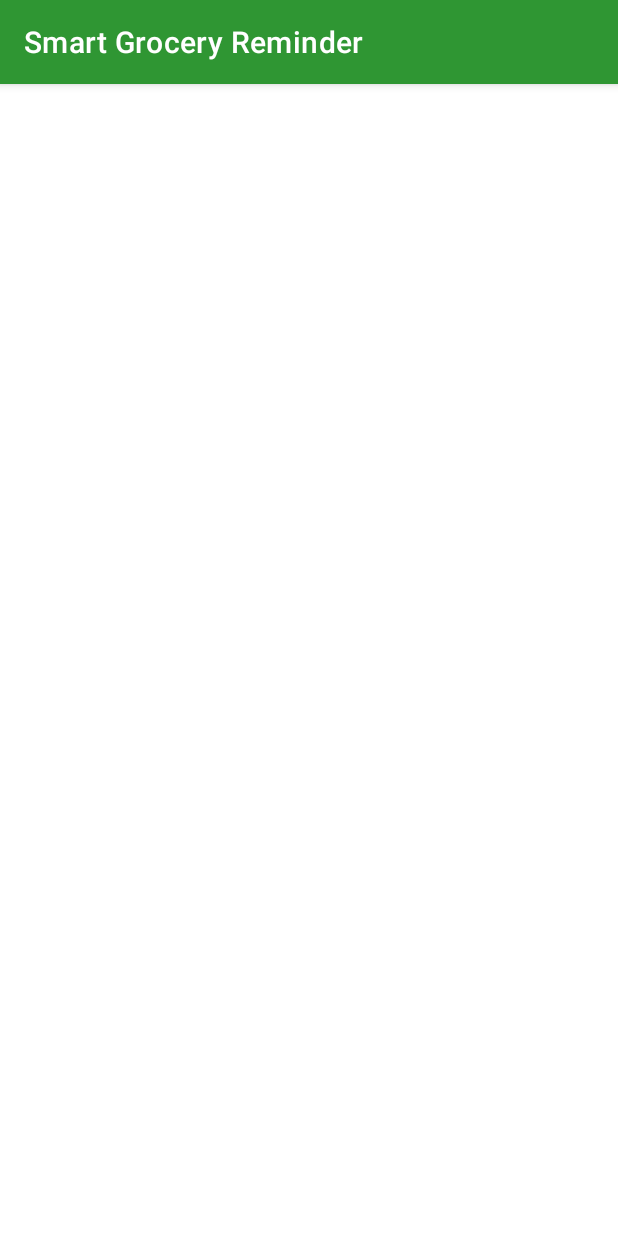
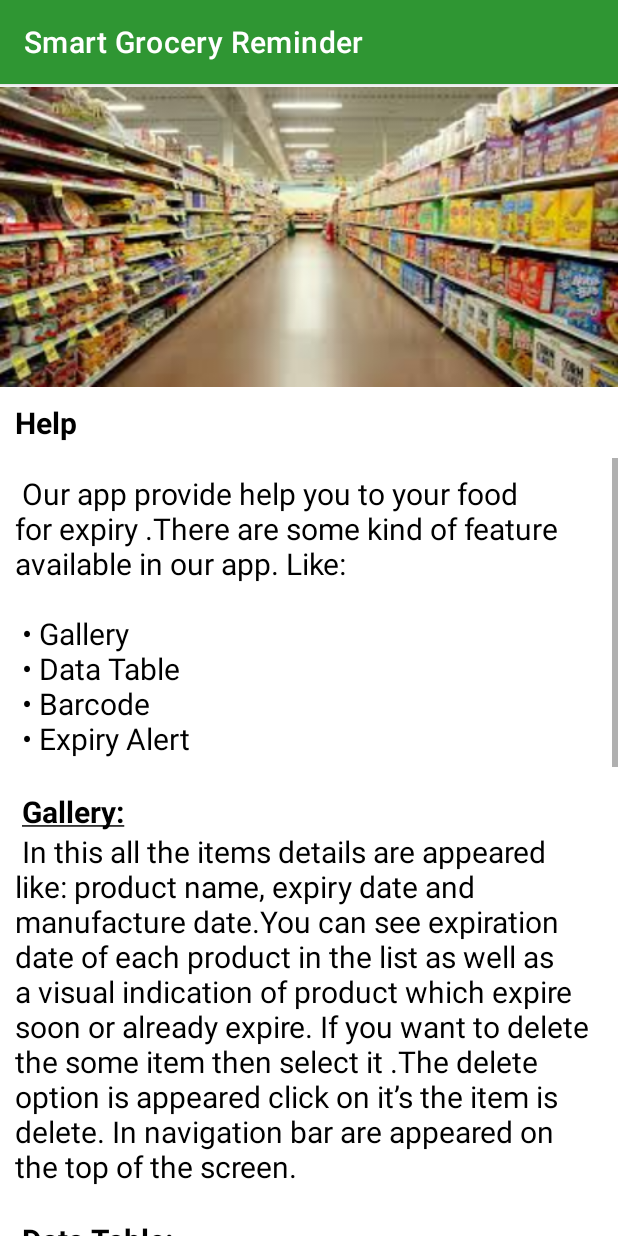
Before and after one commit to in-techouse/smart-grocery-manager, an Android app: the Help screen opened directly, with no data from a screen before it, on a phone screen of 412 x 824 dp. Run offline under Robolectric (Android 15) with nearby library versions, the phone set to English and light mode, and no system bars.

Commit message:
help page added

```diff
--- a/app/src/main/res/layout/activity_help.xml
+++ b/app/src/main/res/layout/activity_help.xml
@@ -1,9 +1,50 @@
 <?xml version="1.0" encoding="utf-8"?>
-<androidx.constraintlayout.widget.ConstraintLayout xmlns:android="http://schemas.android.com/apk/res/android"
-    xmlns:app="http://schemas.android.com/apk/res-auto"
+<RelativeLayout xmlns:android="http://schemas.android.com/apk/res/android"
     xmlns:tools="http://schemas.android.com/tools"
     android:layout_width="match_parent"
     android:layout_height="match_parent"
+    android:orientation="vertical"
     tools:context=".activities.Help">
 
-</androidx.constraintlayout.widget.ConstraintLayout>
+    <ImageView
+        android:layout_width="match_parent"
+        android:layout_height="200dp"
+        android:layout_alignParentTop="true"
+        android:layout_marginTop="2dp"
+        android:src="@drawable/im"
+        android:scaleType="fitXY"
+        android:id="@+id/one"/>
+    <TextView
+        android:layout_width="wrap_content"
+        android:layout_height="wrap_content"
+        android:id="@+id/text1"
+        android:textColor="@android:color/black"
+        android:text="@string/help"
+        android:layout_below="@+id/one"
+        android:textSize="20dp"
+        android:padding="@dimen/dimen"
+        android:textAppearance="@android:style/TextAppearance.DeviceDefault.Large"
+        android:textStyle="bold"
+        />
+
+
+    <ScrollView
+        android:layout_width="wrap_content"
+        android:layout_height="wrap_content"
+        android:layout_below="@id/text1">
+
+
+        <TextView
+            android:layout_width="wrap_content"
+            android:layout_height="wrap_content"
+            android:id="@+id/text2"
+            android:textColor="@android:color/black"
+            android:text="@string/subhelp"
+            android:layout_below="@+id/text"
+            android:textSize="20dp"
+            android:padding="@dimen/dimen"
+            android:textAppearance="@android:style/TextAppearance.DeviceDefault"
+            />
+    </ScrollView>
+
+</RelativeLayout>
--- a/app/src/main/res/values/dimens.xml
+++ b/app/src/main/res/values/dimens.xml
@@ -4,4 +4,5 @@
     <dimen name="activity_vertical_margin">16dp</dimen>
     <dimen name="nav_header_vertical_spacing">8dp</dimen>
     <dimen name="nav_header_height">176dp</dimen>
+    <dimen name="dimen">10dp</dimen>
 </resources>
--- a/app/src/main/res/values/strings.xml
+++ b/app/src/main/res/values/strings.xml
@@ -13,4 +13,43 @@
     <string name="menu_help">Help</string>
     <string name="barcode_label">Scan Product BarCode</string>
     <string name="add_item">Add Product</string>
+
+
+    <string name="help">Help</string>
+    <string name="subhelp">
+        Our app provide help you to your food for expiry .There are some kind of feature available in our app. Like:\n\n
+
+
+
+
+•	Gallery\n
+•	Data Table\n
+•	Barcode\n
+•	Expiry Alert\n\n
+
+<b><u>Gallery:</u></b>\n
+            In this all the items details are appeared like: product name, expiry date and manufacture date.You can see expiration date of each product in the list as well as a visual indication of product which expire soon or already expire.
+If you want to delete the some item then select it .The delete option is appeared click on it’s the item is delete. In navigation bar are appeared on the top of the screen.\n\n
+<b><u>Data Table:</u></b>\n\n
+
+        Through data table you enter details of your product.\n\n There are four column in this.\n\n
+1.	Enter the product name.\n
+2.	Enter the expiry date.\n
+3.	Enter the manufacture date.\n
+4.	Enter the date of remainder.\n
+5.	Then click on ok button.\n
+The message is appeared of saved data.\n\n
+<b><u>Barcode:</u></b>\n\n
+        You can use your phone camera to scan barcode of product.Once barcode is added to a product you can just scan this barcode to perform an action instead of manual input.
+        By using barcode you cannot need to do any think you just scan your product barcode and your data will be inserted automatically in the table. Then click on set button the data will be saved.\n\n
+<b><u>Expiry Alert Notification:</u></b>\n\n
+
+                     You will get notification when product are near to expiration date or already expired. This notification appeared according to your set date which you will entered in the table when adding detail of your product.
+
+
+
+
+
+</string>
+
 </resources>
```
Also changed, not shown: app/src/main/res/drawable/im.jpg (added).
